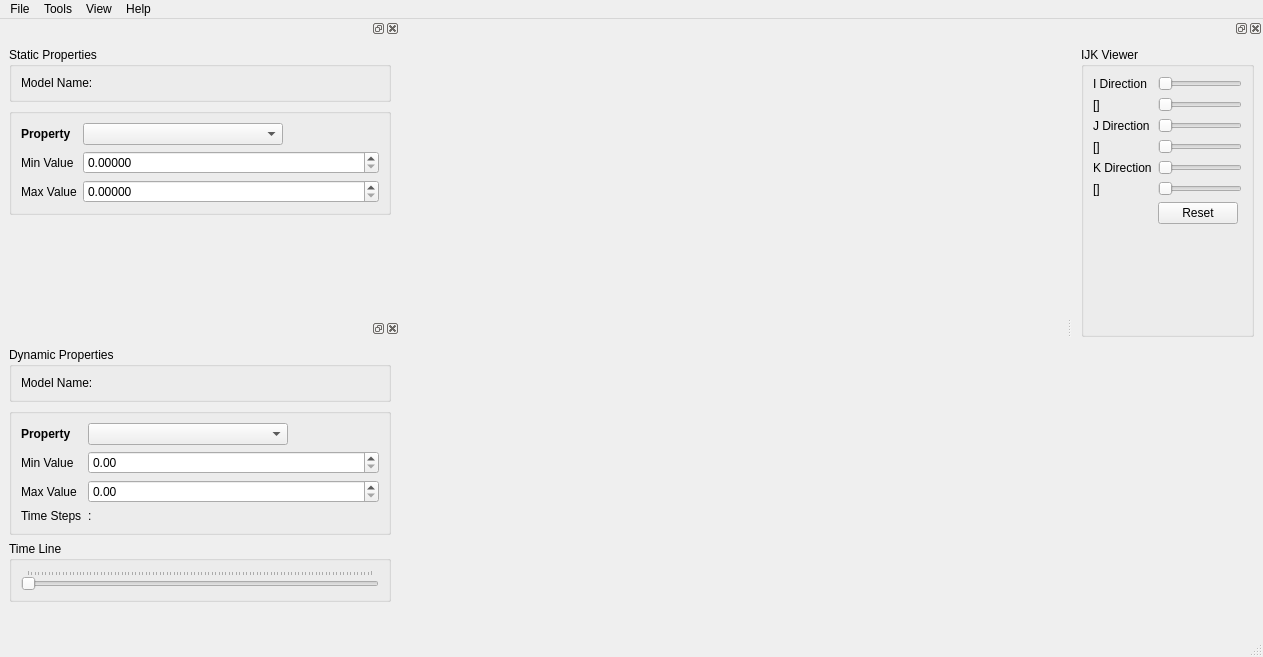
The window that src/IRESCutaway/GUI/Qt/UI/IRESCutaway.ui (felipeCeler/irescutaway) describes before a commit, drawn with Qt 5.
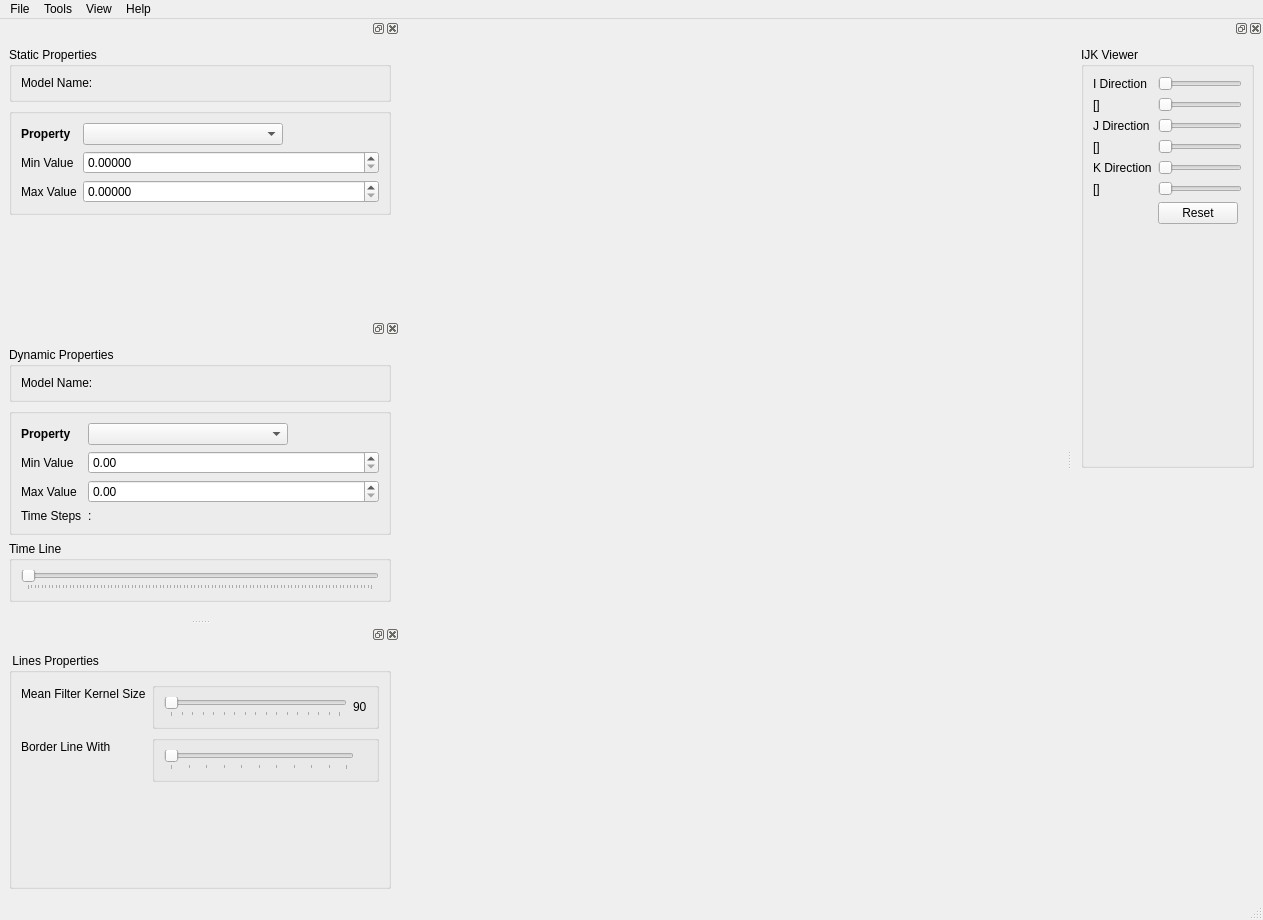
The same window after the commit.

```diff
--- a/src/IRESCutaway/GUI/Qt/UI/IRESCutaway.ui
+++ b/src/IRESCutaway/GUI/Qt/UI/IRESCutaway.ui
@@ -8,7 +8,7 @@
     <x>0</x>
     <y>0</y>
     <width>1263</width>
-    <height>657</height>
+    <height>920</height>
    </rect>
   </property>
   <property name="sizePolicy">
@@ -662,7 +662,7 @@
            <bool>false</bool>
           </property>
           <property name="tickPosition">
-           <enum>QSlider::TicksAbove</enum>
+           <enum>QSlider::TicksBelow</enum>
           </property>
           <property name="tickInterval">
            <number>1</number>
@@ -693,6 +693,126 @@
     <bool>true</bool>
    </property>
   </widget>
+  <widget class="QDockWidget" name="dockWidgetBeauty">
+   <attribute name="dockWidgetArea">
+    <number>1</number>
+   </attribute>
+   <widget class="QWidget" name="dockWidgetContents">
+    <layout class="QVBoxLayout" name="verticalLayout_4">
+     <item>
+      <widget class="QGroupBox" name="groupBox">
+       <property name="title">
+        <string> Lines Properties</string>
+       </property>
+       <layout class="QFormLayout" name="formLayout_3">
+        <property name="fieldGrowthPolicy">
+         <enum>QFormLayout::ExpandingFieldsGrow</enum>
+        </property>
+        <property name="labelAlignment">
+         <set>Qt::AlignLeading|Qt::AlignLeft|Qt::AlignVCenter</set>
+        </property>
+        <item row="1" column="0">
+         <widget class="QLabel" name="labelMeanFilterSize">
+          <property name="text">
+           <string>Mean Filter Kernel Size</string>
+          </property>
+         </widget>
+        </item>
+        <item row="2" column="0">
+         <widget class="QLabel" name="labelLineWith">
+          <property name="text">
+           <string>Border Line With</string>
+          </property>
+         </widget>
+        </item>
+        <item row="1" column="1">
+         <widget class="QGroupBox" name="groupBox_KernelSize">
+          <property name="title">
+           <string/>
+          </property>
+          <property name="flat">
+           <bool>true</bool>
+          </property>
+          <property name="checkable">
+           <bool>false</bool>
+          </property>
+          <layout class="QHBoxLayout" name="horizontalLayout_GB_kernelSize">
+           <item>
+            <widget class="QSlider" name="horizontalSliderMeanFilterSize">
+             <property name="maximum">
+              <number>32</number>
+             </property>
+             <property name="singleStep">
+              <number>2</number>
+             </property>
+             <property name="orientation">
+              <enum>Qt::Horizontal</enum>
+             </property>
+             <property name="tickPosition">
+              <enum>QSlider::TicksBelow</enum>
+             </property>
+             <property name="tickInterval">
+              <number>2</number>
+             </property>
+            </widget>
+           </item>
+           <item>
+            <widget class="QLabel" name="labelKernelSize">
+             <property name="frameShape">
+              <enum>QFrame::NoFrame</enum>
+             </property>
+             <property name="frameShadow">
+              <enum>QFrame::Raised</enum>
+             </property>
+             <property name="text">
+              <string>90</string>
+             </property>
+            </widget>
+           </item>
+          </layout>
+         </widget>
+        </item>
+        <item row="2" column="1">
+         <widget class="QGroupBox" name="groupBox_LineWith">
+          <property name="title">
+           <string/>
+          </property>
+          <property name="flat">
+           <bool>true</bool>
+          </property>
+          <layout class="QHBoxLayout" name="horizontalLayout_2">
+           <item>
+            <widget class="QSlider" name="horizontalSliderLineWith">
+             <property name="maximum">
+              <number>10</number>
+             </property>
+             <property name="orientation">
+              <enum>Qt::Horizontal</enum>
+             </property>
+             <property name="tickPosition">
+              <enum>QSlider::TicksBelow</enum>
+             </property>
+             <property name="tickInterval">
+              <number>1</number>
+             </property>
+            </widget>
+           </item>
+           <item>
+            <widget class="QLabel" name="label">
+             <property name="text">
+              <string>  </string>
+             </property>
+            </widget>
+           </item>
+          </layout>
+         </widget>
+        </item>
+       </layout>
+      </widget>
+     </item>
+    </layout>
+   </widget>
+  </widget>
   <action name="action_Open_IRES">
    <property name="text">
     <string>Open *.ires</string>
```
Left out of the diff: 42 changed lines with no effect on the pictures.
